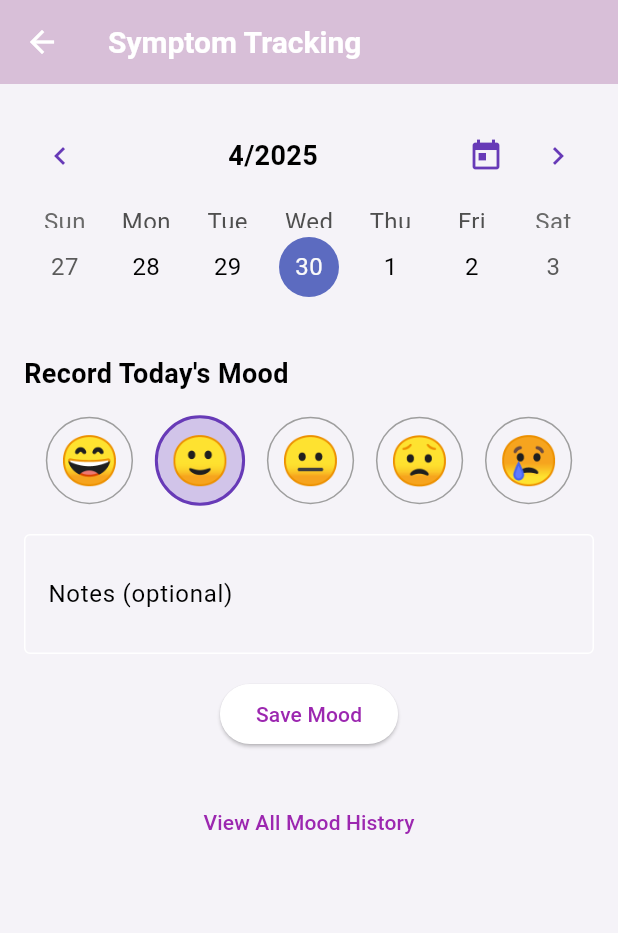
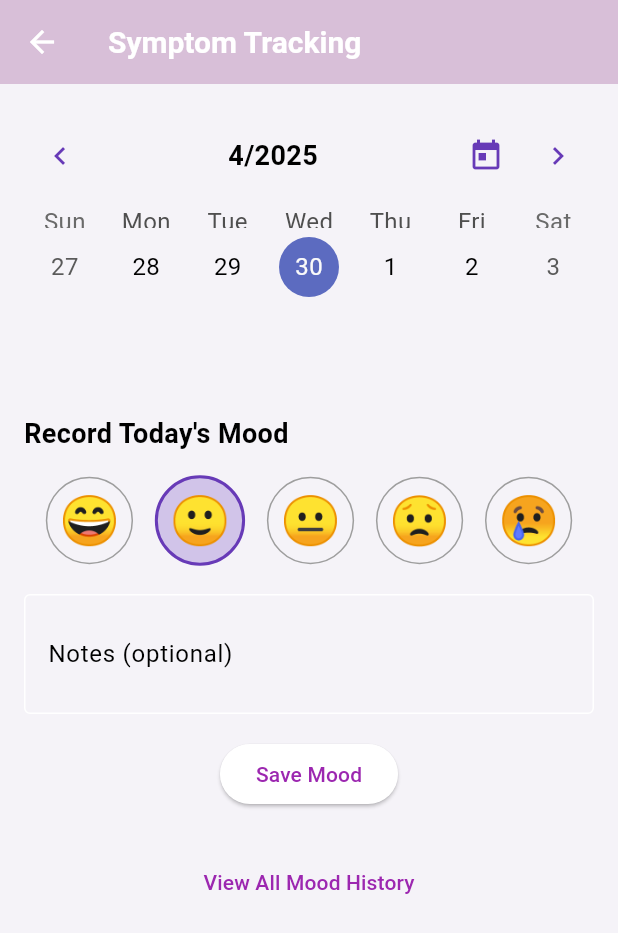
Before and after one commit to Ba-jx/safespace, a Flutter app: the SymptomTrackingScreen screen opened by its route, on a phone screen of 412 x 824 dp. Shown: the top 933 px of the screen. Run offline on Flutter 3.47's test engine with Material 3 defaults, Android fonts, the phone set to English and light mode, and no system bars; drawn by our look-alikes of table_calendar; our stand-ins replace cloud_firestore, firebase_auth, firebase_core; accounts and stored records are empty.

Commit message:
Update symptom_tracking_screen.dart

```diff
--- a/lib/screens/symptom_tracking_screen.dart
+++ b/lib/screens/symptom_tracking_screen.dart
@@ -206,7 +206,7 @@ class _SymptomTrackingScreenState extends State<SymptomTrackingScreen> {
                 const SizedBox(height: 16),
               ],
               SizedBox(
-                height: 140,
+                height: 180,
                 child: TableCalendar(
                   firstDay: DateTime.utc(2020, 1, 1),
                   lastDay: DateTime.utc(2030, 12, 31),
```
